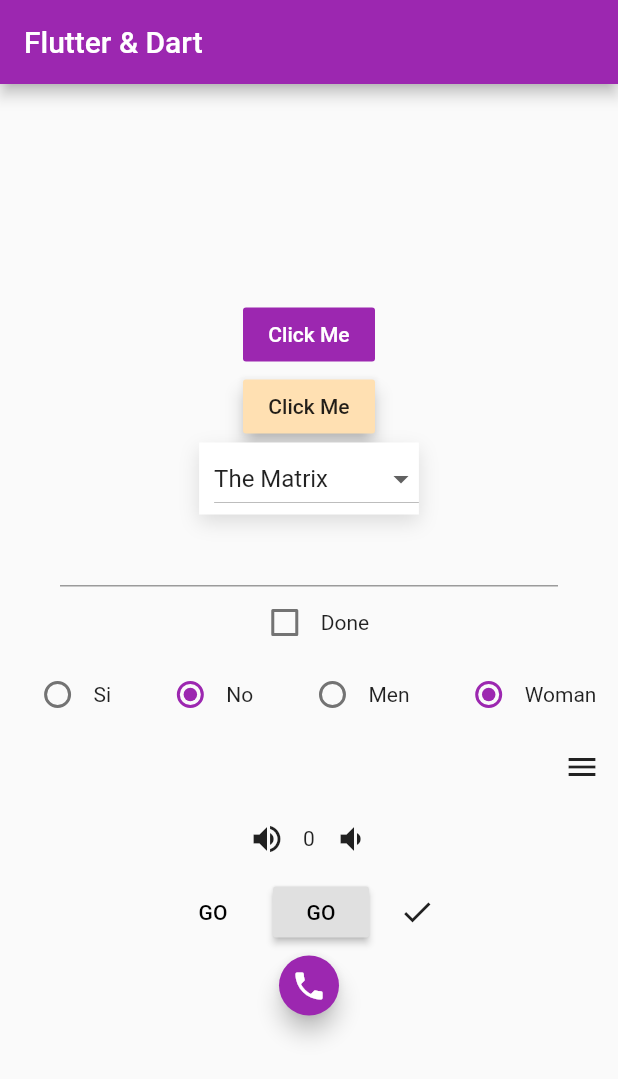
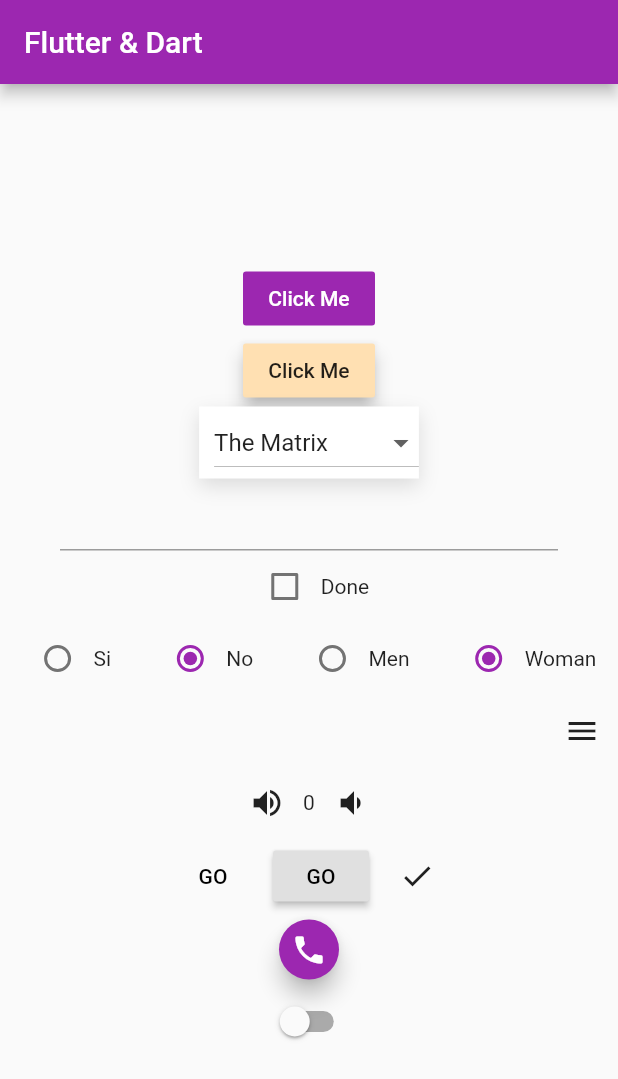
Before and after one commit to DiaDeMuertos/Udemy_section5, a Flutter app: the screen it shows after launch, on a phone screen of 412 x 824 dp. Shown: the top 1079 px of the screen. Run offline on Flutter 3.47's test engine with Material 2 defaults, Android fonts, the phone set to English and light mode, and no system bars.

```diff
--- a/lib/main.dart
+++ b/lib/main.dart
@@ -29,6 +29,7 @@ class MyHomePage extends StatefulWidget {
 class _MyHomePageState extends State<MyHomePage> {
   String dropdownValue = 'The Matrix';
   bool isChecked = false;
+  bool state = false;
   int groupA = 1;
   int groupB = 2;
   int volume = 0;
@@ -72,6 +73,12 @@ class _MyHomePageState extends State<MyHomePage> {
   void handlerVolumeDownOnPressed() {
     setState(() {
       volume = volume - 1 < 0 ? 0 : volume - 1;
+    });
+  }
+
+  void handlerSwitchOnChange(bool newState) {
+    setState(() {
+      state = newState;
     });
   }
 
@@ -174,6 +181,12 @@ class _MyHomePageState extends State<MyHomePage> {
             mini: true,
             onPressed: () => {},
           ),
+          Switch(
+            value: state,
+            onChanged: handlerSwitchOnChange,
+            activeColor: Colors.red,
+            activeThumbImage: AssetImage('assets/images/skull_tattoo.png'),
+          ),
         ],
       ),
     );
```
